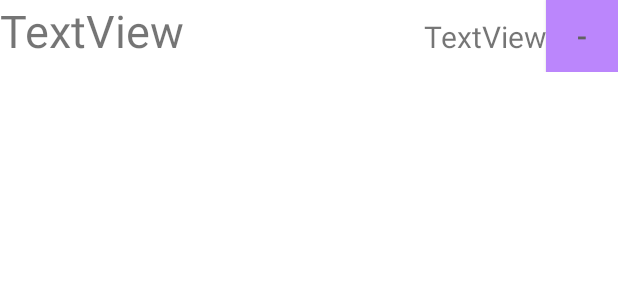
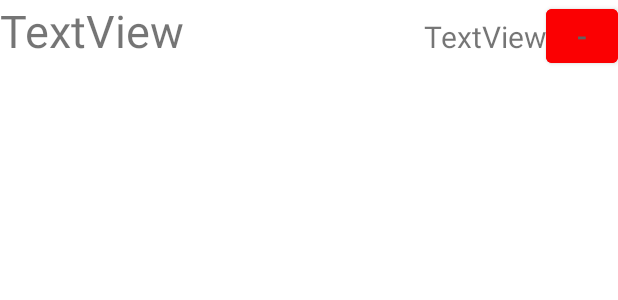
Before and after one commit to ETS-Android1/ShopWay, an Android app: the layout cart_item.xml on its own in the app's theme, with its tools: preview values and no code run, on a phone screen of 412 x 824 dp. Shown: the top 300 px of the screen. Run offline under Robolectric (Android 15) with nearby library versions, the phone set to English and light mode, and no system bars.

```diff
--- a/app/src/main/res/layout/cart_item.xml
+++ b/app/src/main/res/layout/cart_item.xml
@@ -24,9 +24,9 @@
     <Button
         android:id="@+id/remove_cart"
         android:layout_width="48dp"
-        android:layout_height="wrap_content"
+        android:layout_height="48dp"
         android:textSize="20dp"
-        android:background="@color/red"
+        android:backgroundTint="@color/red"
         android:layout_gravity="left"
         android:text="-" />
 
```
